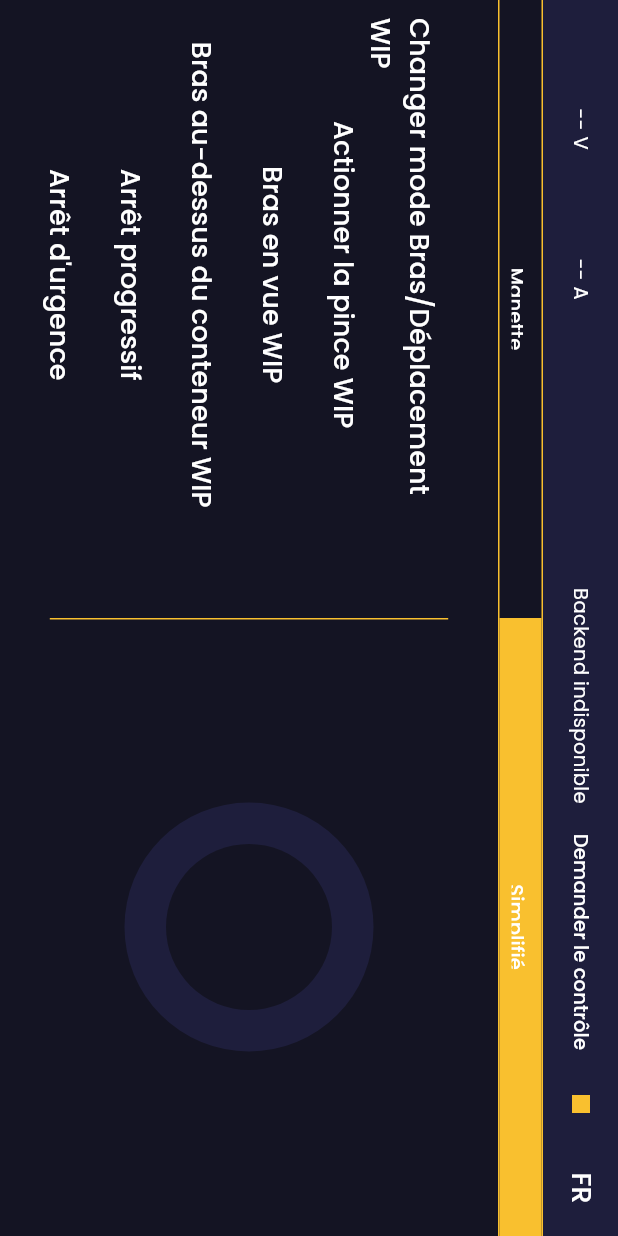
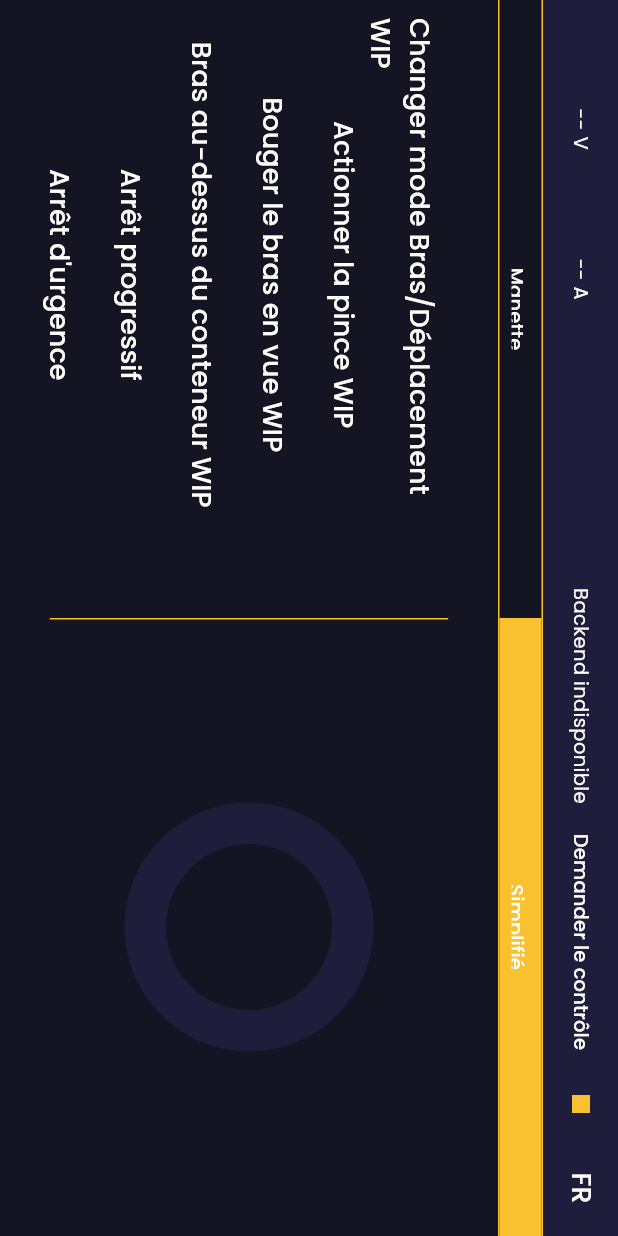
Before and after one commit to SupaeroMoon-ERC-MDRS/COM-2025-webcontrol-frontend, a Flutter app: the screen it shows after launch, after a tap on "EN", after a tap on "Simplifié", on a phone screen of 412 x 824 dp. Run offline on Flutter 3.47's test engine with Material 3 defaults, Android fonts, the phone set to English and light mode, and no system bars; our stand-ins replace google_fonts.

Commit message:
Fixed french localization

```diff
--- a/lib/data/localization.dart
+++ b/lib/data/localization.dart
@@ -30,7 +30,7 @@ final Map<String, String> fr_FR = {
   "simplified_controls": "Simplifié",
   "switch_arm_movement_mode": "Changer mode Bras/Déplacement WIP",
   "toggle_grip": "Actionner la pince WIP",
-  "move_arm_in_view": "Bras en vue WIP",
+  "move_arm_in_view": "Bouger le bras en vue WIP",
   "move_arm_above_sample_container": "Bras au-dessus du conteneur WIP",
   "soft_stop": "Arrêt progressif",
   "emergency_stop": "Arrêt d'urgence"
```
